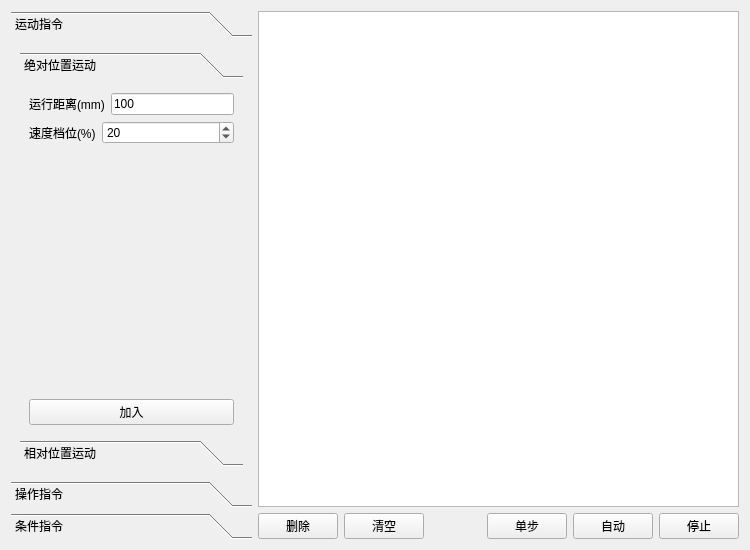
eeyoo/step-servo-tuner, file src/form.ui: the form before one commit.
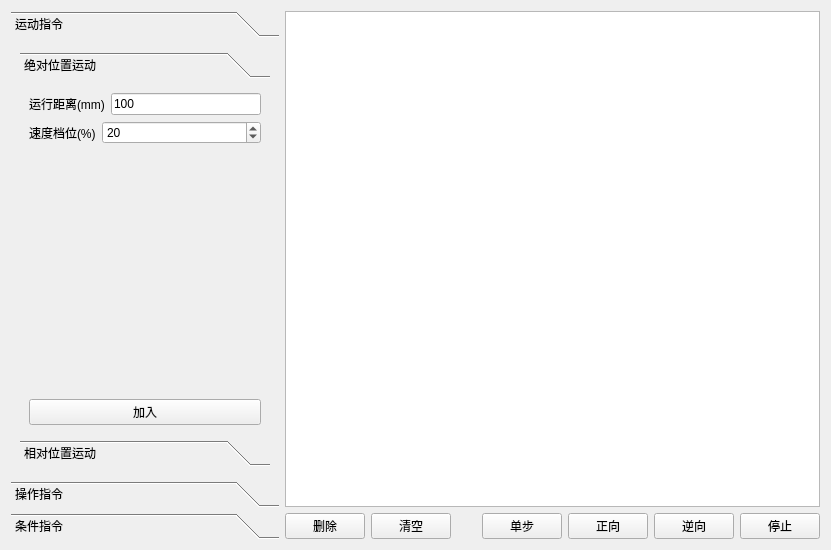
The form after the commit. The open tabs and pages were chosen to show the change.

Commit message: 主界面改版

The edit to the form file:
```diff
--- a/src/form.ui
+++ b/src/form.ui
@@ -6,7 +6,7 @@
    <rect>
     <x>0</x>
     <y>0</y>
-    <width>750</width>
+    <width>831</width>
     <height>550</height>
    </rect>
   </property>
@@ -24,7 +24,7 @@
        <rect>
         <x>0</x>
         <y>0</y>
-        <width>242</width>
+        <width>269</width>
         <height>454</height>
        </rect>
       </property>
@@ -42,8 +42,8 @@
            <rect>
             <x>0</x>
             <y>0</y>
-            <width>224</width>
-            <height>384</height>
+            <width>140</width>
+            <height>105</height>
            </rect>
           </property>
           <attribute name="label">
@@ -281,7 +281,14 @@
        <item>
         <widget class="QPushButton" name="autoAct">
          <property name="text">
-          <string>自动</string>
+          <string>正向</string>
+         </property>
+        </widget>
+       </item>
+       <item>
+        <widget class="QPushButton" name="backwardAct">
+         <property name="text">
+          <string>逆向</string>
          </property>
         </widget>
        </item>
```
Left out of the diff: 12 changed lines with no effect on the pictures. The commit also changes 2 other files.
